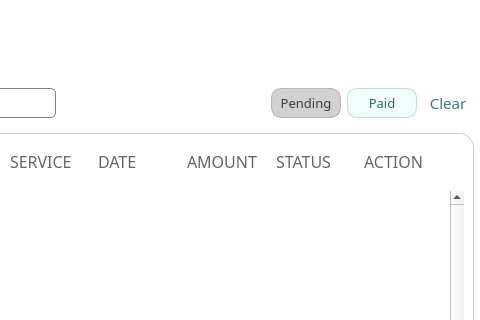
The window that ui/PagePayments.ui (karlito20/AdoraFlowProject) describes before a commit, drawn with Qt 5; both pictures show x 201 to 681 and y 0 to 320 of the 681 by 495 pixel window.
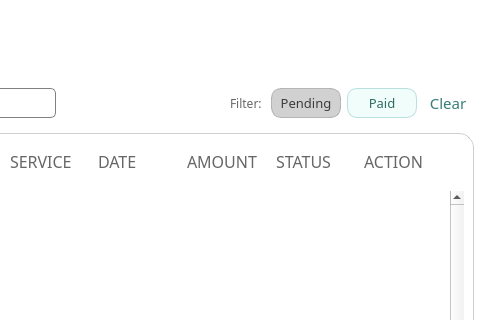
The same window after the commit.

Patch:
```diff
--- a/ui/PagePayments.ui
+++ b/ui/PagePayments.ui
@@ -584,6 +584,22 @@
         </property>
        </spacer>
       </item>
+      <item>
+       <widget class="QLabel" name="label_8">
+        <property name="font">
+         <font>
+          <family>Slate</family>
+         </font>
+        </property>
+        <property name="styleSheet">
+         <string notr="true">	color: rgba(60, 60, 60, 200);
+</string>
+        </property>
+        <property name="text">
+         <string>Filter: </string>
+        </property>
+       </widget>
+      </item>
       <item>
        <widget class="QPushButton" name="pending_button">
         <property name="minimumSize">
```
Left out of the diff: 30 changed lines with no effect on the pictures.
